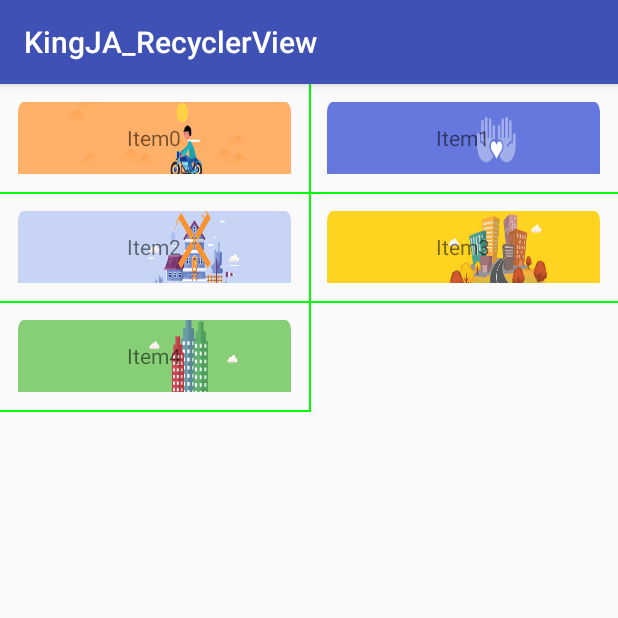
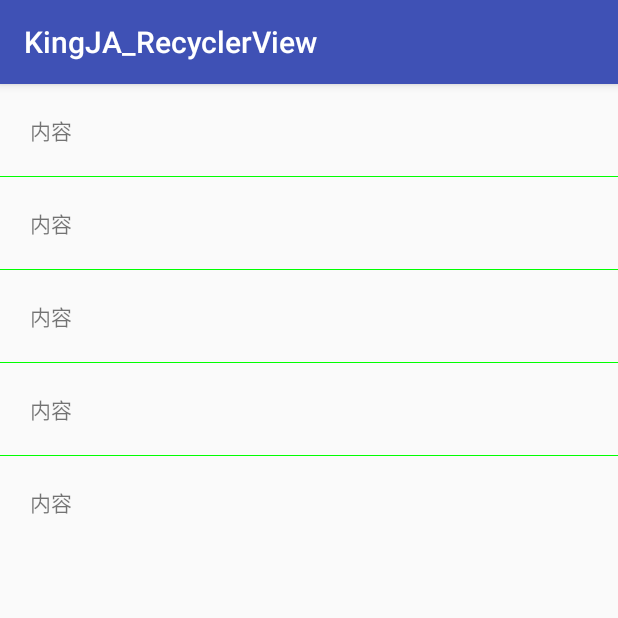
Before and after one commit to KingJA/KingJA_RecyclerView, an Android app: the screen it shows after launch (MainActivity), on a phone screen of 412 x 824 dp, the top half of it. Run offline under Robolectric (Android 15) with nearby library versions, the phone set to English and light mode, and no system bars.

```diff
--- /dev/null
+++ b/app/src/main/java/com/kingja/recyclerview/DrawHelperLayout.java
@@ -0,0 +1,335 @@
+package com.kingja.recyclerview;
+
+import android.content.Context;
+import android.graphics.Rect;
+import android.support.v4.view.ViewCompat;
+import android.support.v4.widget.ViewDragHelper;
+import android.util.AttributeSet;
+import android.util.Log;
+import android.view.MotionEvent;
+import android.view.View;
+import android.view.ViewGroup;
+import android.widget.FrameLayout;
+import android.widget.Toast;
+
+/**
+ * Description：TODO
+ * Create Time：2016/8/15 16:18
+ * Author:KingJA
+ * Email:kingjavip@gmail.com
+ */
+public class DrawHelperLayout extends FrameLayout {
+    /**
+     * 步骤
+     * 1. ViewDragHelper.create(this, new ViewDragHelper.Callback()
+     * 2. 复写public boolean onInterceptTouchEvent(MotionEvent ev)和public boolean onTouchEvent(MotionEvent event)
+     * 3. 复写callBack里的方法
+     */
+
+    private ViewDragHelper mViewDragHelper;
+    private int mRange;
+    private int mWidth;
+    private int mHeight;
+
+    public ViewGroup getContentView() {
+        return mContentView;
+    }
+
+    public ViewGroup getControlView() {
+        return mControlView;
+    }
+
+    private ViewGroup mContentView;
+    private ViewGroup mControlView;
+    private State mState = State.CLOSE;
+    private OnDragListener mOnDragListener;
+
+
+    private enum State {
+        OPEN, CLOSE, DRAGING;
+    }
+
+    public interface OnDragListener {
+        void onOpen(DrawHelperLayout drawHelperLayout);
+
+        void onClose(DrawHelperLayout drawHelperLayout);
+
+        void onDrag(DrawHelperLayout drawHelperLayout);
+
+        void onStartOpen(DrawHelperLayout drawHelperLayout);
+
+        void onStartClose(DrawHelperLayout drawHelperLayout);
+    }
+
+    public void setOnDragListener(OnDragListener mOnDragListener) {
+        this.mOnDragListener = mOnDragListener;
+
+    }
+
+    public DrawHelperLayout(Context context) {
+        this(context, null);
+    }
+
+    public DrawHelperLayout(Context context, AttributeSet attrs) {
+        this(context, attrs, 0);
+    }
+
+    public DrawHelperLayout(Context context, AttributeSet attrs, int defStyleAttr) {
+        super(context, attrs, defStyleAttr);
+        init();
+    }
+
+    private void init() {
+        mViewDragHelper = ViewDragHelper.create(this, new ViewDragHelper.Callback() {
+            //是否可以拖动,true 可以，flase 不可以
+            @Override
+            public boolean tryCaptureView(View child, int pointerId) {
+                return true;
+            }
+
+
+            //可以左右拖动 返回left,可在方法中加入判断进行拖动范围的限定
+            @Override
+            public int clampViewPositionHorizontal(View child, int left, int dx) {
+                if (child == getContentView()) {
+                    if (left < -mRange) {
+                        left = -mRange;
+                    } else if (left > 0) {
+                        left = 0;
+                    }
+                } else if (child == getControlView()) {
+                    if (left < mWidth - mRange) {
+                        left = mWidth - mRange;
+                    } else if (left > mWidth) {
+                        left = mWidth;
+                    }
+                }
+                return left;
+            }
+
+            //子View被捕获时调用，前提是tryCaptureView返回true
+            @Override
+            public void onViewCaptured(View capturedChild, int activePointerId) {
+                super.onViewCaptured(capturedChild, activePointerId);
+            }
+
+            //设置横向拖动范围，不影响拖动位置
+            @Override
+            public int getViewHorizontalDragRange(View child) {
+                return super.getViewHorizontalDragRange(child);
+            }
+
+            //设置纵向拖动范围，不影响拖动位置
+            @Override
+            public int getViewVerticalDragRange(View child) {
+                return super.getViewVerticalDragRange(child);
+            }
+
+            //子View位置改变后的回调，重绘界面，伴随动画，更细状态
+            @Override
+            public void onViewPositionChanged(View changedView, int left, int top, int dx, int dy) {
+                super.onViewPositionChanged(changedView, left, top, dx, dy);
+                if (changedView == getContentView()) {
+                    getControlView().offsetLeftAndRight(dx);
+                } else if (changedView == getControlView()) {
+                    getContentView().offsetLeftAndRight(dx);
+                }
+                dispathDragEvent();
+                invalidate();
+            }
+
+            /**
+             * 释放拖拽
+             * @param releasedChild
+             * @param xvel
+             * @param yvel
+             */
+            @Override
+            public void onViewReleased(View releasedChild, float xvel, float yvel) {
+                //xvel，yvel松手时水平和垂直方向的速度。向下向右为正。
+                if (xvel == 0 && getContentView().getLeft() < -mRange / 2) {
+                    open(true);
+                } else if (xvel < 0) {
+                    open(true);
+                } else {
+                    close(true);
+                }
+            }
+
+            /**
+             * 状态发生变化
+             * @param state
+             */
+            @Override
+            public void onViewDragStateChanged(int state) {
+                super.onViewDragStateChanged(state);
+//                STATE_IDLE 0 静止
+//                STATE_DRAGGING 1 拖拽
+//                STATE_SETTLING 2 松手
+            }
+
+
+        });
+    }
+
+    private void dispathDragEvent() {
+        if (mOnDragListener == null) {
+            return;
+        }
+        State preState = mState;
+        mState = getCurrentState();
+        if (preState != mState) {
+            if (mState == State.OPEN) {
+                mOnDragListener.onOpen(this);
+            } else if (mState == State.CLOSE) {
+                mOnDragListener.onClose(this);
+            } else {
+                if (preState == State.CLOSE) {
+                    //将要打开
+                    mOnDragListener.onStartOpen(this);
+                } else if (preState == State.OPEN) {
+                    //将要关闭
+                    mOnDragListener.onStartClose(this);
+                }
+
+            }
+        }
+    }
+
+    private State getCurrentState() {
+        int left = getContentView().getLeft();
+        if (left == -mRange) {
+            return State.OPEN;
+        } else if (left == 0) {
+            return State.CLOSE;
+        }
+        return State.DRAGING;
+    }
+
+    private void close(boolean isSmooth) {
+        if (isSmooth) {
+            if (mViewDragHelper.smoothSlideViewTo(getContentView(), 0, 0)) {
+                ViewCompat.postInvalidateOnAnimation(this);
+            }
+        } else {
+            layoutView(false);
+        }
+    }
+
+    private void open(boolean isSmooth) {
+        if (isSmooth) {
+            if (mViewDragHelper.smoothSlideViewTo(getContentView(), -mRange, 0)) {
+                ViewCompat.postInvalidateOnAnimation(this);
+            }
+        } else {
+            layoutView(true);
+        }
+    }
+
+    @Override
+    public void computeScroll() {
+        super.computeScroll();
+        if (mViewDragHelper.continueSettling(true)) {
+            ViewCompat.postInvalidateOnAnimation(this);
+        }
+    }
+
+    @Override
+    protected void onLayout(boolean changed, int left, int top, int right, int bottom) {
+        super.onLayout(changed, left, top, right, bottom);
+        //关闭时的布局
+        layoutView(false);
+    }
+
+    private void layoutView(boolean isOpen) {
+        Rect contentRect = getContentViewRect(isOpen);
+        getContentView().layout(contentRect.left, contentRect.top, contentRect.right, contentRect.bottom);
+        Rect controlRect = getcontrolViewRect(contentRect);
+        getControlView().layout(controlRect.left, controlRect.top, controlRect.right, controlRect.bottom);
+        //前置View
+        bringChildToFront(getContentView());
+    }
+
+    private Rect getcontrolViewRect(Rect contentRect) {
+        int left = contentRect.right;
+        return new Rect(left, 0, left + mRange, mHeight);
+    }
+
+    private Rect getContentViewRect(boolean isOpen) {
+        int left = 0;
+        if (isOpen) {
+            left = 0 - mRange;
+        }
+        return new Rect(left, 0, left + mWidth, mHeight);
+    }
+
+    @Override
+    public boolean onInterceptTouchEvent(MotionEvent ev) {
+        return mViewDragHelper.shouldInterceptTouchEvent(ev);
+    }
+
+    //    @Override
+//    public boolean onTouchEvent(MotionEvent event) {
+//        mViewDragHelper.processTouchEvent(event);
+//        return true;
+//    }
+
+    float x;
+    @Override
+    public boolean onTouchEvent(MotionEvent event) {
+
+        if (event.getAction() == MotionEvent.ACTION_DOWN) {
+            Log.i("test", "ACTION_DOWN");
+            mViewDragHelper.processTouchEvent(event);
+            x = event.getX();
+        } else if (event.getAction() == MotionEvent.ACTION_UP) {
+            Log.i("test", "ACTION_UP");
+            float daltX = Math.abs(x - event.getX());
+            if (daltX < 10) {
+
+
+                Toast.makeText(getContext(), "iteam点击。。。。",
+                        Toast.LENGTH_SHORT).show();
+
+            } else {
+                Log.i("test", "终于进来了");
+            }
+        }
+
+        try {
+            mViewDragHelper.processTouchEvent(event);
+
+        } catch (Exception e) {
+            e.printStackTrace();
+        }
+        return true;
+    }
+
+    /**
+     * XML加载后调用，可以通过getChildAt()获取子View对象
+     */
+    @Override
+    protected void onFinishInflate() {
+        super.onFinishInflate();
+
+        mContentView = (ViewGroup) getChildAt(0);
+        mControlView = (ViewGroup) getChildAt(1);
+    }
+
+    /**
+     * View的尺寸发生变化时候的回调。可以在该回调中获取控件尺寸
+     *
+     * @param w
+     * @param h
+     * @param oldw
+     * @param oldh
+     */
+    @Override
+    protected void onSizeChanged(int w, int h, int oldw, int oldh) {
+        super.onSizeChanged(w, h, oldw, oldh);
+        mRange = getControlView().getMeasuredWidth();
+        mWidth = getContentView().getMeasuredWidth();
+        mHeight = getContentView().getMeasuredHeight();
+
+    }
+}
--- a/app/src/main/java/com/kingja/recyclerview/MainActivity.java
+++ b/app/src/main/java/com/kingja/recyclerview/MainActivity.java
@@ -35,8 +35,10 @@ public class MainActivity extends AppCompatActivity {
 //        //用外观模式来包装
         new RecyclerViewHelper.Builder(this)
                 .setCallbackAdapter(adapter)
-                .setLayoutStyle(LayoutHelper.LayoutStyle.GRID)
+                .setLayoutStyle(LayoutHelper.LayoutStyle.VERTICAL_LIST)
                 .setDividerHeight(1)
+                .setSwipeable(false)
+                .setDragable(false)
                 .setDividerColor(0xff00ff00)
                 .build()
                 .attachToRecyclerView(rv);
--- a/app/src/main/java/com/kingja/recyclerview/MoveableAdapter.java
+++ b/app/src/main/java/com/kingja/recyclerview/MoveableAdapter.java
@@ -3,7 +3,9 @@ package com.kingja.recyclerview;
 import android.content.Context;
 import android.view.View;
 import android.widget.ImageView;
+import android.widget.LinearLayout;
 import android.widget.TextView;
+import android.widget.Toast;
 
 import java.util.Collections;
 import java.util.List;
@@ -28,14 +30,26 @@ public class MoveableAdapter extends BaseRvAdaper<Data> implements RecyclerViewH
 
     @Override
     protected int getItemView() {
-        return R.layout.item_moveable;
+        return R.layout.item_shop_device;
     }
 
     @Override
     protected void bindHolder(ViewHolder baseHolder, Data bean, final int position) {
         final GiftViewHolder holder = (GiftViewHolder) baseHolder;
-        holder.tv_msg.setText(bean.getMsg());
-        holder.iv_icon.setBackgroundResource(bean.getResId());
+//        holder.tv_msg.setText(bean.getMsg());
+//        holder.iv_icon.setBackgroundResource(bean.getResId());
+        holder.tv_delete.setOnClickListener(new View.OnClickListener() {
+            @Override
+            public void onClick(View v) {
+                Toast.makeText(context, "删除:" + position, Toast.LENGTH_SHORT).show();
+            }
+        });
+//        holder.ll_root.setOnClickListener(new View.OnClickListener() {
+//            @Override
+//            public void onClick(View v) {
+//                Toast.makeText(context, "position:" + position, Toast.LENGTH_SHORT).show();
+//            }
+//        });
     }
 
     public void onMove(int fromPosition, int toPosition) {
@@ -53,11 +67,16 @@ public class MoveableAdapter extends BaseRvAdaper<Data> implements RecyclerViewH
     class GiftViewHolder extends ViewHolder {
         public TextView tv_msg;
         public ImageView iv_icon;
+        public TextView tv_delete;
+        public LinearLayout ll_root;
 
         public GiftViewHolder(View itemView) {
             super(itemView);
-            tv_msg = (TextView) itemView.findViewById(R.id.tv_msg);
-            iv_icon = (ImageView) itemView.findViewById(R.id.iv_icon);
+//            tv_msg = (TextView) itemView.findViewById(R.id.tv_msg);
+//            iv_icon = (ImageView) itemView.findViewById(R.id.iv_icon);
+            tv_delete = (TextView) itemView.findViewById(R.id.tv_delete);
+            tv_delete = (TextView) itemView.findViewById(R.id.tv_delete);
+            ll_root = (LinearLayout) itemView.findViewById(R.id.ll_root);
         }
     }
 }
--- /dev/null
+++ b/app/src/main/res/layout/item_shop_device.xml
@@ -0,0 +1,50 @@
+<?xml version="1.0" encoding="utf-8"?>
+<LinearLayout xmlns:android="http://schemas.android.com/apk/res/android"
+    android:layout_width="match_parent"
+    android:layout_height="wrap_content"
+    android:orientation="vertical">
+
+
+    <com.kingja.recyclerview.DrawHelperLayout
+        android:id="@+id/mDrawHelperLayout"
+        android:layout_width="match_parent"
+        android:layout_height="wrap_content"
+        >
+
+        <LinearLayout
+            android:id="@+id/ll_root"
+            android:padding="20dp"
+            android:layout_width="match_parent"
+            android:layout_height="match_parent"
+            android:gravity="center_vertical"
+            android:orientation="vertical"
+            >
+
+            <TextView
+                android:layout_centerVertical="true"
+                android:id="@+id/tv_deviceName"
+                android:layout_width="wrap_content"
+                android:layout_height="wrap_content"
+                android:text="内容" />
+
+
+        </LinearLayout>
+
+        <LinearLayout
+            android:layout_width="64dp"
+            android:layout_height="match_parent"
+            android:gravity="end">
+
+            <TextView
+                android:background="#ff0000"
+                android:id="@+id/tv_delete"
+                android:layout_width="64dp"
+                android:layout_height="match_parent"
+                android:layout_alignParentRight="true"
+                android:gravity="center"
+                android:text="删除" />
+        </LinearLayout>
+
+    </com.kingja.recyclerview.DrawHelperLayout>
+
+</LinearLayout>
```
